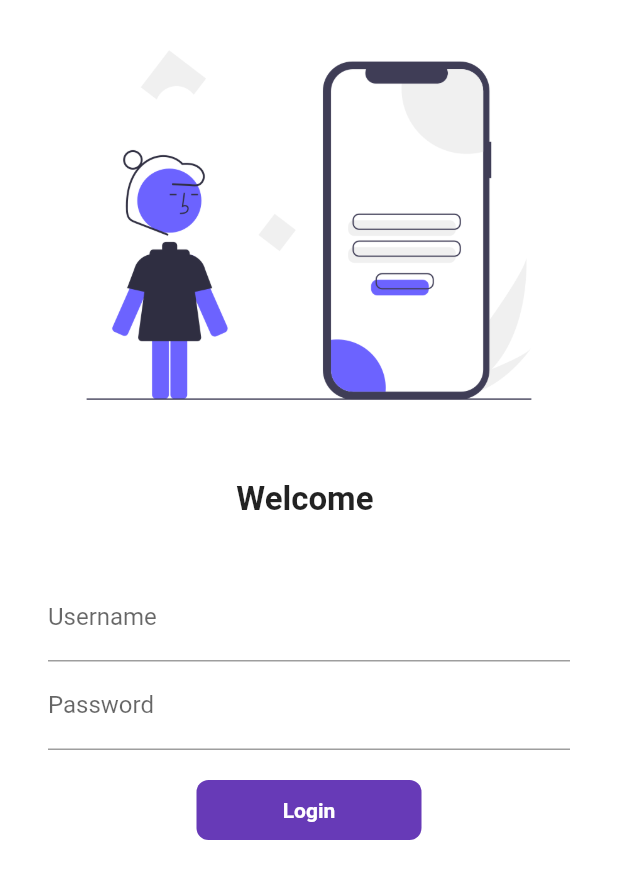
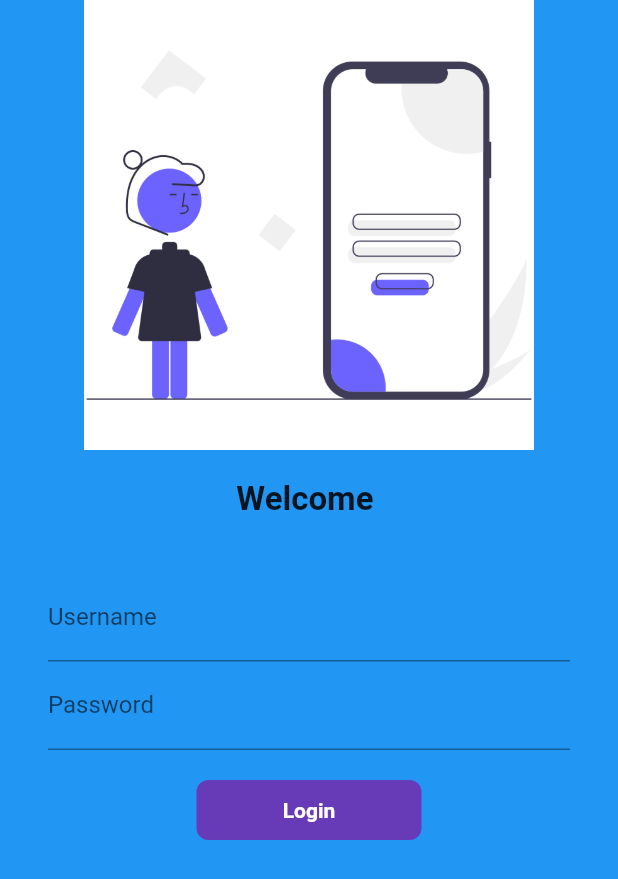
Before and after one commit to kaziomarfaruk-bjit/FlutterPracticeProject, a Flutter app: the screen it shows after launch, on a phone screen of 412 x 824 dp. Shown: the top 879 px of the screen. Run offline on Flutter 3.47's test engine with Material 2 defaults, Android fonts, the light colour scheme and no system bars; our stand-ins replace google_fonts.

Commit message:
day 8 complete

```diff
--- a/lib/pages/login_page.dart
+++ b/lib/pages/login_page.dart
@@ -17,19 +17,35 @@ class LoginPage extends StatefulWidget {
 class _LoginPageState extends State<LoginPage> {
   String name = "";
   bool changeButton = false;
+  final _formKey = GlobalKey<FormState>();
+
+  moveToHome(BuildContext context) async {
+    if (_formKey.currentState!.validate()) {
+      setState(() {
+        changeButton = true;
+      });
+      await Future.delayed(Duration(seconds: 1));
+      await Navigator.pushNamed(context, MyRoutes.homeRoute);
+      setState(() {
+        changeButton = false;
+      });
+    }
+  }
 
   @override
   Widget build(BuildContext context) {
-    return SingleChildScrollView(
-        child: Material(
-      color: Colors.white,
-      child: Center(
+    return Material(
+      color: Colors.blue,
+      child: Form(
+        key: _formKey,
+        child: SingleChildScrollView(
             child: Column(
           children: [
             Image.asset(
               "assets/images/img_login.png",
               fit: BoxFit.cover,
               height: 300,
+              width: 300,
             ),
             SizedBox(
               height: 20,
@@ -52,11 +68,27 @@ class _LoginPageState extends State<LoginPage> {
                       name = value;
                       setState(() {});
                     },
+                    validator: (value) {
+                      if (value != null && value.isEmpty) {
+                        return "Username cannot be empty!";
+                      }
+
+                      return null;
+                    },
                   ),
                   TextFormField(
                     obscureText: true,
                     decoration: InputDecoration(
                         hintText: "Enter password", labelText: "Password"),
+                    validator: (value) {
+                      if (value != null && value.isEmpty) {
+                        return "Password cannot be empty!";
+                      }
+                      if (value != null && value.length < 6) {
+                        return "Password length should be greater than 6!";
+                      }
+                      return null;
+                    },
                   ),
                   SizedBox(
                     height: 20,
@@ -66,16 +98,7 @@ class _LoginPageState extends State<LoginPage> {
                     borderRadius: BorderRadius.circular(changeButton ? 40 : 8),
                     child: InkWell(
                       splashColor: Colors.red,
-                    onTap: () async {
-                      setState(() {
-                        changeButton = true;
-                      });
-                      await Future.delayed(Duration(seconds: 1));
-                      await Navigator.pushNamed(context, MyRoutes.homeRoute);
-                      setState(() {
-                        changeButton = false;
-                      });
-                    },
+                      onTap: () => moveToHome(context),
                       child: AnimatedContainer(
                         duration: Duration(seconds: 1),
                         width: changeButton ? 40 : 150,
@@ -114,6 +137,7 @@ class _LoginPageState extends State<LoginPage> {
             )
           ],
         )),
-    ));
+      ),
+    );
   }
 }
```
Lines whose indentation alone changed are shown as unchanged.
